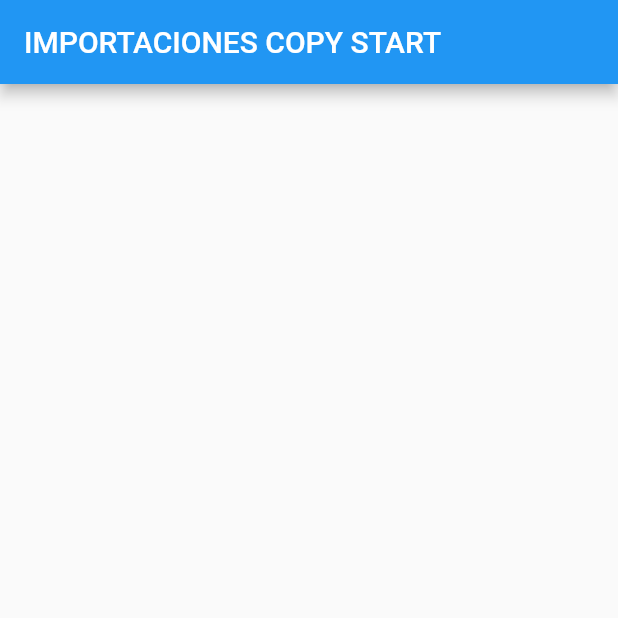
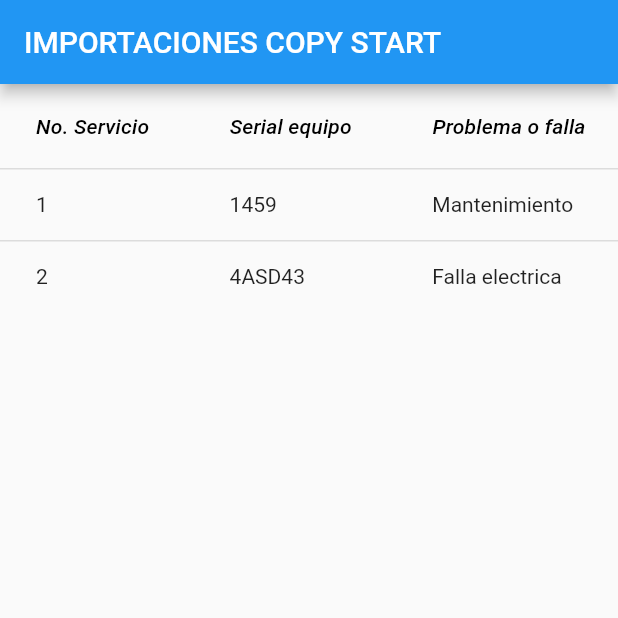
Before and after one commit to otoro90/CopyStartApp, a Flutter app: the screen it shows after launch, on a phone screen of 412 x 824 dp, the top half of it. Run offline on Flutter 3.47's test engine with Material 2 defaults, Android fonts, the phone set to English and light mode, and no system bars.

Commit message:
Se implementa datatable de registros

```diff
--- a/lib/pages/home.dart
+++ b/lib/pages/home.dart
@@ -11,6 +11,7 @@
 }
 
 class _MyHomePageState extends State<MyHomePage> {
+
   @override
   Widget build(BuildContext context) {
     return Scaffold(
@@ -18,10 +19,13 @@
         title: Text(widget.title),
       ),
       body: _body(),
+
     );
   }
 
   Widget _body() {
-    return Column(children: [TablePage()]);
+    return Column(children: [TablePage()]
+    );
+
   }
 }
--- a/lib/pages/solicitudes/table.dart
+++ b/lib/pages/solicitudes/table.dart
@@ -10,6 +10,54 @@
   List<Solicitud> solicitudes;
   @override
   Widget build(BuildContext context) {
-    return Table();
+   return DataTable(
+columns: const <DataColumn>[
+        DataColumn(
+          label: Text(
+            'No. Servicio',
+            style: TextStyle(fontStyle: FontStyle.italic),
+          ),
+        ),
+        DataColumn(
+          label: Text(
+            'Serial equipo',
+            style: TextStyle(fontStyle: FontStyle.italic),
+          ),
+        ),
+        DataColumn(
+          label: Text(
+            'Problema o falla',
+            style: TextStyle(fontStyle: FontStyle.italic),
+          ),
+        ),
+        // DataColumn(
+        //   label: Text(
+        //     'Acciones',
+        //     style: TextStyle(fontStyle: FontStyle.italic),
+        //   ),
+        // ),
+      ],
+      rows: const <DataRow>[
+        DataRow(
+          cells: <DataCell>[
+            DataCell(Text('1')),
+            DataCell(Text('1459')),
+            DataCell(Text('Mantenimiento')),
+            //DataCell(Text('E')),
+          ],
+        ),
+        DataRow(
+          cells: <DataCell>[
+            DataCell(Text('2')),
+            DataCell(Text('4ASD43')),
+            DataCell(Text('Falla electrica')),
+            //DataCell(Text('E')),
+          ],
+        ),
+
+      ],
+
+    );
+
   }
 }
```
